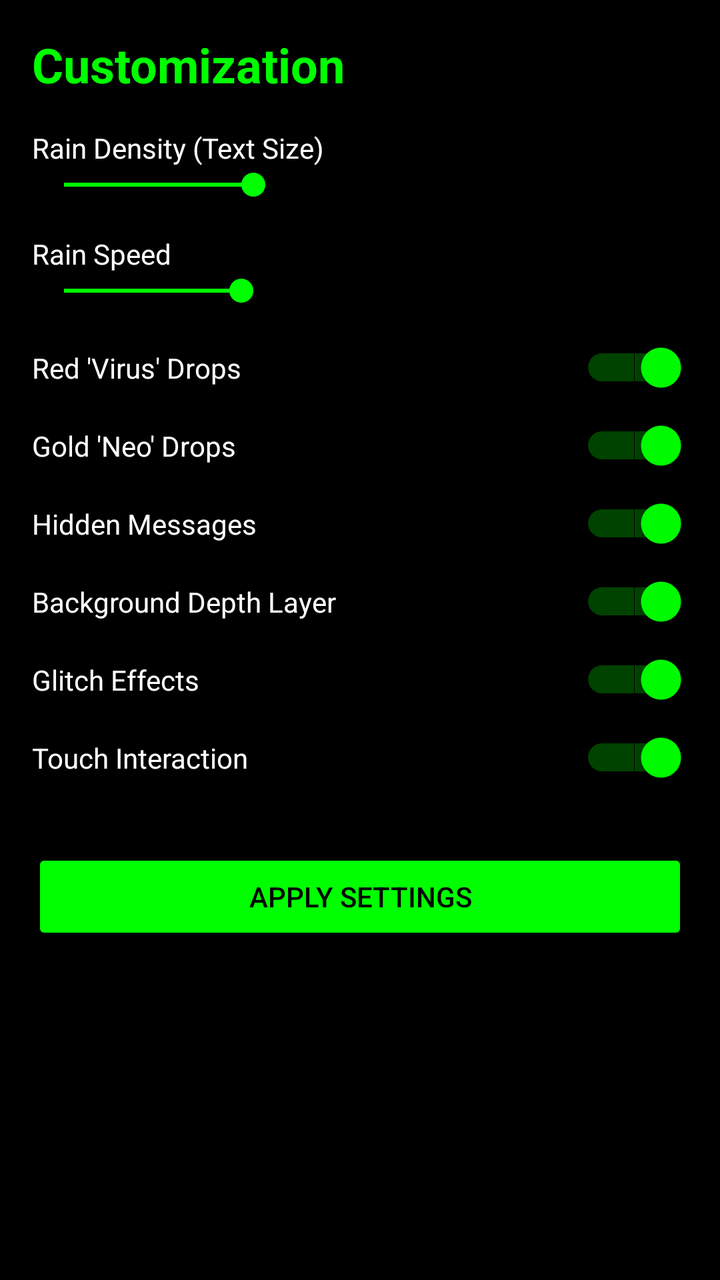
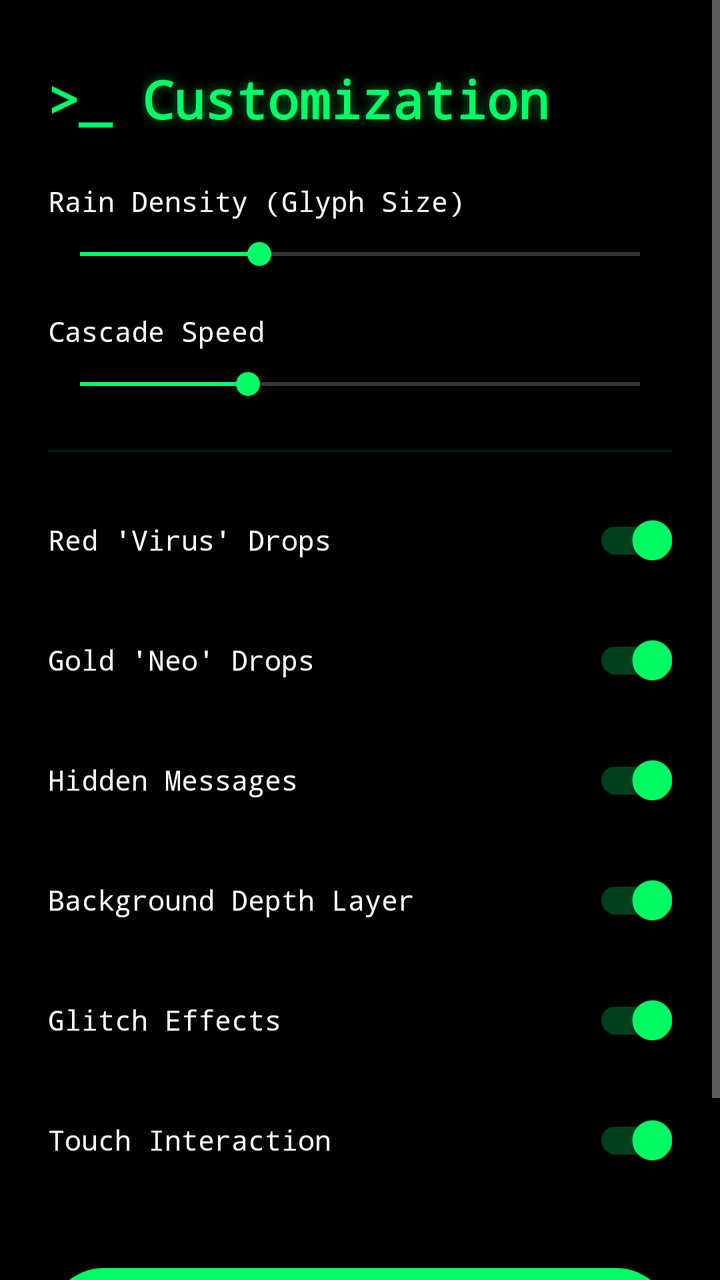

Compare the two renders of this Android layout. The source of the first and the diff that turns it into the second are given below.
<!-- AndroidManifest.xml: application theme Theme.MatrixRain -->
<!-- res/layout/activity_settings.xml -->
<?xml version="1.0" encoding="utf-8"?>
<ScrollView xmlns:android="http://schemas.android.com/apk/res/android"
    android:layout_width="match_parent"
    android:layout_height="match_parent"
    android:background="#000000"
    android:padding="16dp">

    <LinearLayout
        android:layout_width="match_parent"
        android:layout_height="wrap_content"
        android:orientation="vertical">

        <TextView
            android:layout_width="match_parent"
            android:layout_height="wrap_content"
            android:text="Customization"
            android:textColor="#00FF00"
            android:textSize="24sp"
            android:textStyle="bold"
            android:layout_marginBottom="16dp"/>

        
        <TextView
            android:layout_width="match_parent"
            android:layout_height="wrap_content"
            android:text="Rain Density (Text Size)"
            android:textColor="#FFFFFF" />
        <SeekBar
            android:id="@+id/seekbar_density"
            android:layout_width="match_parent"
            android:layout_height="wrap_content"
            android:max="50"
            android:progress="16"
            android:layout_marginBottom="16dp"/>

        
        <TextView
            android:layout_width="match_parent"
            android:layout_height="wrap_content"
            android:text="Rain Speed"
            android:textColor="#FFFFFF" />
        <SeekBar
            android:id="@+id/seekbar_speed"
            android:layout_width="match_parent"
            android:layout_height="wrap_content"
            android:max="100"
            android:progress="30"
            android:layout_marginBottom="16dp"/>

        
        <Switch
            android:id="@+id/switch_virus"
            android:layout_width="match_parent"
            android:layout_height="wrap_content"
            android:text="Red 'Virus' Drops"
            android:textColor="#FFFFFF"
            android:checked="true"
            android:layout_marginBottom="12dp"/>

        <Switch
            android:id="@+id/switch_gold"
            android:layout_width="match_parent"
            android:layout_height="wrap_content"
            android:text="Gold 'Neo' Drops"
            android:textColor="#FFFFFF"
            android:checked="true"
            android:layout_marginBottom="12dp"/>

        <Switch
            android:id="@+id/switch_messages"
            android:layout_width="match_parent"
            android:layout_height="wrap_content"
            android:text="Hidden Messages"
            android:textColor="#FFFFFF"
            android:checked="true"
            android:layout_marginBottom="12dp"/>

        <Switch
            android:id="@+id/switch_depth"
            android:layout_width="match_parent"
            android:layout_height="wrap_content"
            android:text="Background Depth Layer"
            android:textColor="#FFFFFF"
            android:checked="true"
            android:layout_marginBottom="12dp"/>

        <Switch
            android:id="@+id/switch_glitch"
            android:layout_width="match_parent"
            android:layout_height="wrap_content"
            android:text="Glitch Effects"
            android:textColor="#FFFFFF"
            android:checked="true"
            android:layout_marginBottom="12dp"/>

        <Switch
            android:id="@+id/switch_touch"
            android:layout_width="match_parent"
            android:layout_height="wrap_content"
            android:text="Touch Interaction"
            android:textColor="#FFFFFF"
            android:checked="true"
            android:layout_marginBottom="12dp"/>

        <Button
            android:id="@+id/btn_apply"
            android:layout_width="match_parent"
            android:layout_height="wrap_content"
            android:text="Apply Settings"
            android:backgroundTint="#00FF00"
            android:textColor="#000000"
            android:layout_marginTop="20dp"/>

    </LinearLayout>
</ScrollView>
<!-- resources referenced by this layout -->
<resources>
  <style name="Theme.MatrixRain" parent="Theme.AppCompat.Light.NoActionBar">
          <item name="colorPrimary">#000000</item>
          <item name="colorPrimaryDark">#000000</item>
          <item name="colorAccent">#00FF00</item>
      </style>
</resources>

<!-- the commit's change to res/layout/activity_settings.xml (unified diff, before → after) -->
@@ -1,115 +1,202 @@
 <?xml version="1.0" encoding="utf-8"?>
 <ScrollView xmlns:android="http://schemas.android.com/apk/res/android"
+    xmlns:app="http://schemas.android.com/apk/res-auto"
+    android:id="@+id/root_settings"
     android:layout_width="match_parent"
     android:layout_height="match_parent"
     android:background="#000000"
-    android:padding="16dp">
+    android:fillViewport="true">
 
     <LinearLayout
+        android:id="@+id/settings_content_container"
         android:layout_width="match_parent"
         android:layout_height="wrap_content"
-        android:orientation="vertical">
-
+        android:orientation="vertical"
+        android:paddingLeft="24dp"
+        android:paddingRight="24dp"
+        android:paddingTop="16dp"
+        android:paddingBottom="32dp">
+
+        
+        <LinearLayout
+            android:layout_width="match_parent"
+            android:layout_height="wrap_content"
+            android:orientation="horizontal"
+            android:gravity="center_vertical"
+            android:layout_marginTop="16dp"
+            android:layout_marginBottom="24dp">
+
+            <TextView
+                android:layout_width="wrap_content"
+                android:layout_height="wrap_content"
+                android:text="&gt;_ "
+                android:textColor="#00FF66"
+                android:textSize="26sp"
+                android:textStyle="bold"
+                android:fontFamily="monospace" />
+
+            <TextView
+                android:id="@+id/settings_title"
+                android:layout_width="wrap_content"
+                android:layout_height="wrap_content"
+                android:text="Customization"
+                android:textColor="#00FF66"
+                android:textSize="26sp"
+                android:textStyle="bold"
+                android:fontFamily="monospace"
+                android:shadowColor="#8000FF66"
+                android:shadowDx="0"
+                android:shadowDy="0"
+                android:shadowRadius="12" />
+        </LinearLayout>
+
+        
         <TextView
             android:layout_width="match_parent"
             android:layout_height="wrap_content"
-            android:text="Customization"
-            android:textColor="#00FF00"
-            android:textSize="24sp"
-            android:textStyle="bold"
-            android:layout_marginBottom="16dp"/>
-
-        
-        <TextView
-            android:layout_width="match_parent"
-            android:layout_height="wrap_content"
-            android:text="Rain Density (Text Size)"
-            android:textColor="#FFFFFF" />
+            android:text="Rain Density (Glyph Size)"
+            android:textColor="#FFFFFF"
+            android:textSize="14sp"
+            android:fontFamily="monospace" />
+
         <SeekBar
             android:id="@+id/seekbar_density"
             android:layout_width="match_parent"
             android:layout_height="wrap_content"
             android:max="50"
             android:progress="16"
-            android:layout_marginBottom="16dp"/>
+            android:progressTint="#00FF66"
+            android:thumbTint="#00FF66"
+            android:layout_marginTop="8dp"
+            android:layout_marginBottom="20dp" />
 
         
         <TextView
             android:layout_width="match_parent"
             android:layout_height="wrap_content"
-            android:text="Rain Speed"
-            android:textColor="#FFFFFF" />
+            android:text="Cascade Speed"
+            android:textColor="#FFFFFF"
+            android:textSize="14sp"
+            android:fontFamily="monospace" />
+
         <SeekBar
             android:id="@+id/seekbar_speed"
             android:layout_width="match_parent"
             android:layout_height="wrap_content"
             android:max="100"
             android:progress="30"
-            android:layout_marginBottom="16dp"/>
-
-        
-        <Switch
+            android:progressTint="#00FF66"
+            android:thumbTint="#00FF66"
+            android:layout_marginTop="8dp"
+            android:layout_marginBottom="24dp" />
+
+        
+        <View
+            android:layout_width="match_parent"
+            android:layout_height="1dp"
+            android:background="#2000FF66"
+            android:layout_marginBottom="20dp" />
+
+        
+        <androidx.appcompat.widget.SwitchCompat
             android:id="@+id/switch_virus"
             android:layout_width="match_parent"
             android:layout_height="wrap_content"
             android:text="Red 'Virus' Drops"
             android:textColor="#FFFFFF"
-            android:checked="true"
-            android:layout_marginBottom="12dp"/>
-
-        <Switch
+            android:fontFamily="monospace"
+            android:checked="true"
+            app:thumbTint="#00FF66"
+            app:trackTint="#4000FF66"
+            android:paddingTop="6dp"
+            android:paddingBottom="6dp"
+            android:layout_marginBottom="12dp" />
+
+        <androidx.appcompat.widget.SwitchCompat
             android:id="@+id/switch_gold"
             android:layout_width="match_parent"
             android:layout_height="wrap_content"
             android:text="Gold 'Neo' Drops"
             android:textColor="#FFFFFF"
-            android:checked="true"
-            android:layout_marginBottom="12dp"/>
-
-        <Switch
+            android:fontFamily="monospace"
+            android:checked="true"
+            app:thumbTint="#00FF66"
+            app:trackTint="#4000FF66"
+            android:paddingTop="6dp"
+            android:paddingBottom="6dp"
+            android:layout_marginBottom="12dp" />
+
+        <androidx.appcompat.widget.SwitchCompat
             android:id="@+id/switch_messages"
             android:layout_width="match_parent"
             android:layout_height="wrap_content"
             android:text="Hidden Messages"
             android:textColor="#FFFFFF"
-            android:checked="true"
-            android:layout_marginBottom="12dp"/>
-
-        <Switch
+            android:fontFamily="monospace"
+            android:checked="true"
+            app:thumbTint="#00FF66"
+            app:trackTint="#4000FF66"
+            android:paddingTop="6dp"
+            android:paddingBottom="6dp"
+            android:layout_marginBottom="12dp" />
+
+        <androidx.appcompat.widget.SwitchCompat
             android:id="@+id/switch_depth"
             android:layout_width="match_parent"
             android:layout_height="wrap_content"
             android:text="Background Depth Layer"
             android:textColor="#FFFFFF"
-            android:checked="true"
-            android:layout_marginBottom="12dp"/>
-
-        <Switch
+            android:fontFamily="monospace"
+            android:checked="true"
+            app:thumbTint="#00FF66"
+            app:trackTint="#4000FF66"
+            android:paddingTop="6dp"
+            android:paddingBottom="6dp"
+            android:layout_marginBottom="12dp" />
+
+        <androidx.appcompat.widget.SwitchCompat
             android:id="@+id/switch_glitch"
             android:layout_width="match_parent"
             android:layout_height="wrap_content"
             android:text="Glitch Effects"
             android:textColor="#FFFFFF"
-            android:checked="true"
-            android:layout_marginBottom="12dp"/>
-
-        <Switch
+            android:fontFamily="monospace"
+            android:checked="true"
+            app:thumbTint="#00FF66"
+            app:trackTint="#4000FF66"
+            android:paddingTop="6dp"
+            android:paddingBottom="6dp"
+            android:layout_marginBottom="12dp" />
+
+        <androidx.appcompat.widget.SwitchCompat
             android:id="@+id/switch_touch"
             android:layout_width="match_parent"
             android:layout_height="wrap_content"
             android:text="Touch Interaction"
             android:textColor="#FFFFFF"
-            android:checked="true"
-            android:layout_marginBottom="12dp"/>
-
-        <Button
+            android:fontFamily="monospace"
+            android:checked="true"
+            app:thumbTint="#00FF66"
+            app:trackTint="#4000FF66"
+            android:paddingTop="6dp"
+            android:paddingBottom="6dp"
+            android:layout_marginBottom="16dp" />
+
+        
+        <androidx.appcompat.widget.AppCompatButton
             android:id="@+id/btn_apply"
             android:layout_width="match_parent"
-            android:layout_height="wrap_content"
+            android:layout_height="56dp"
             android:text="Apply Settings"
-            android:backgroundTint="#00FF00"
+            android:textAllCaps="false"
             android:textColor="#000000"
-            android:layout_marginTop="20dp"/>
+            android:textSize="16sp"
+            android:textStyle="bold"
+            android:fontFamily="monospace"
+            android:background="@drawable/bg_apply_button"
+            android:stateListAnimator="@null"
+            android:layout_marginTop="24dp"
+            android:layout_marginBottom="24dp" />
 
     </LinearLayout>
 </ScrollView>
<!-- resource entries referenced after the edit -->
@@ -1,9 +1,27 @@
 <!-- resources referenced by this layout -->
 <resources>
-  <style name="Theme.MatrixRain" parent="Theme.AppCompat.Light.NoActionBar">
+  <!-- drawable bg_apply_button (drawable) -->
+  <?xml version="1.0" encoding="utf-8"?>
+  <ripple xmlns:android="http://schemas.android.com/apk/res/android"
+      android:color="#33000000">
+      <item>
+          <shape android:shape="rectangle">
+              <solid android:color="#00FF66" />
+              <corners android:radius="28dp" />
+          </shape>
+      </item>
+  </ripple>
+  <style name="Theme.MatrixRain" parent="Theme.MaterialComponents.NoActionBar">
+          <item name="android:windowBackground">#000000</item>
+          <item name="android:statusBarColor">#000000</item>
+          <item name="android:navigationBarColor">#000000</item>
+          <item name="android:windowLightStatusBar">false</item>
+          <item name="android:windowLightNavigationBar">false</item>
+          <item name="android:enforceStatusBarContrast" tools:targetApi="q">false</item>
+          <item name="android:enforceNavigationBarContrast" tools:targetApi="q">false</item>
           <item name="colorPrimary">#000000</item>
           <item name="colorPrimaryDark">#000000</item>
-          <item name="colorAccent">#00FF00</item>
+          <item name="colorAccent">#00FF66</item>
       </style>
 </resources>
 
